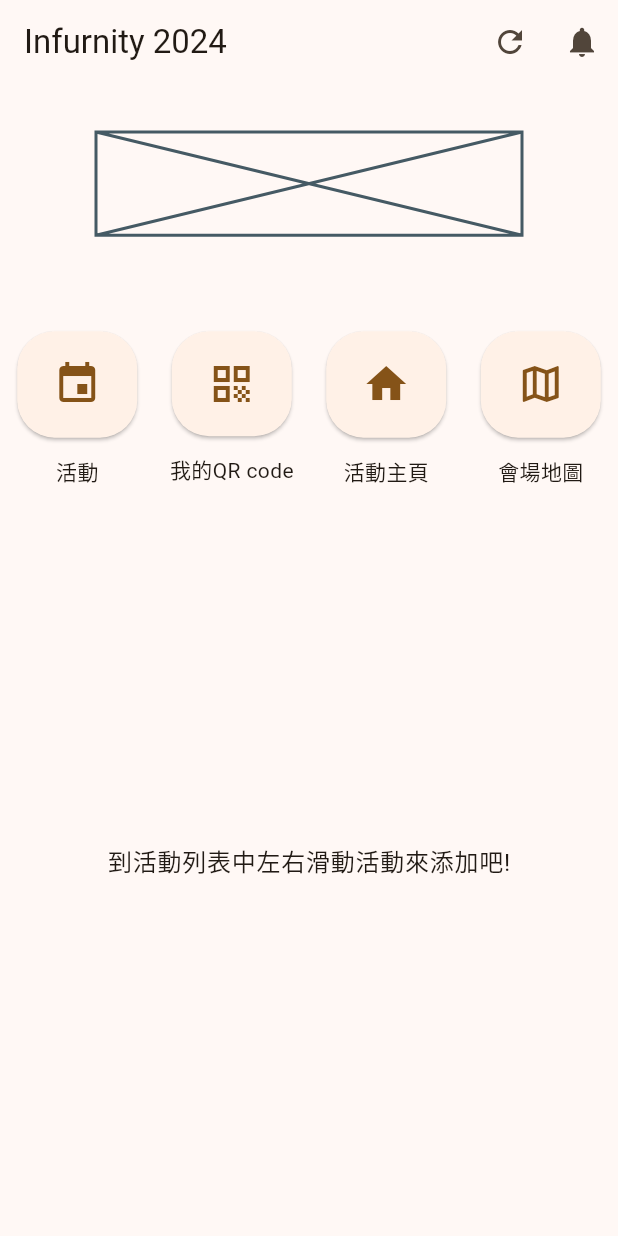
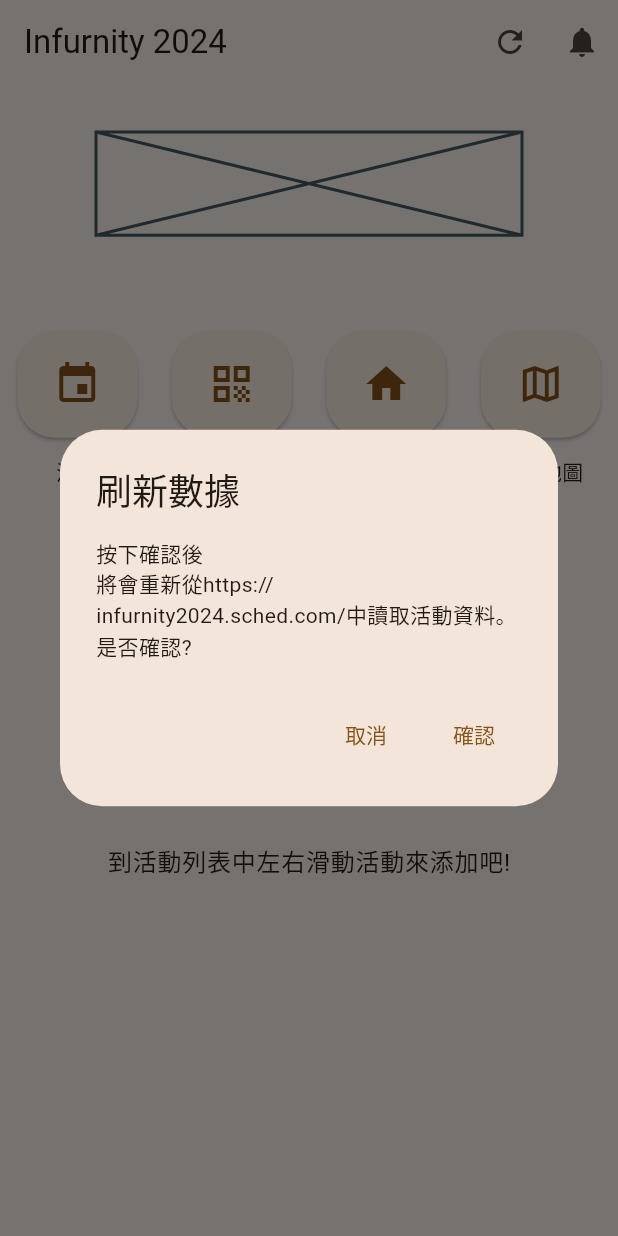
Before and after one commit to RenYouchen/fur_pass, a Flutter app: the screen it shows after launch, after a tap on the "refresh" icon, on a phone screen of 412 x 824 dp. Run offline on Flutter 3.47's test engine with Material 3 defaults, Android fonts, the phone set to English and light mode, and no system bars; our stand-ins replace flutter_svg, shared_preferences.

Commit message:
TODO Logo, Setting and about, Show dialog when click the refresh Btn
Done
Dim event after it end.

Fix some bug.

```diff
--- a/lib/Screens/MainPage.dart
+++ b/lib/Screens/MainPage.dart
@@ -32,7 +32,25 @@ AppBar _appBar(context) => AppBar(
       title: const Text("Infurnity 2024"),
       actions: [
         IconButton(
-            onPressed: () => Global.fetchData(), //TODO add dialog
+            onPressed: () {
+              showDialog(context: context, builder: (context) {
+                return AlertDialog(
+                  title: Text('刷新數據'),
+                  content: Text("按下確認後\n將會重新從${target}中讀取活動資料。 是否確認?"),
+                  actions: [
+                    TextButton(onPressed: (){
+                      Navigator.pop(context);
+                    }, child: const Text('取消')),
+                    TextButton(onPressed: () async{
+                      Global.fetchData();
+                      ScaffoldMessenger.of(context).showSnackBar(const SnackBar(content: Text('正在刷新資料')));
+                      Navigator.pop(context);
+                    }, child: const Text('確認')),
+                  ],
+                );
+              });
+            },
+            // onPressed: () => Global.fetchData(), //TODO add dialog
             // onPressed: () => Global.checkEventStatus(),
             icon: const Icon(Icons.refresh)),
         IconButton(
@@ -71,7 +89,8 @@ AppBar _appBar(context) => AppBar(
 
 Column _body(context, setstate) {
   List<EventData> listData = [];
-  var time = DateTime(2024, 10, 25, 23);
+  // var time = DateTime(2024, 10, 25, 23);
+  var time = DateTime.now();
   if (Global.localCache.isNotEmpty) {
     List jsonData = jsonDecode(Global.localCache);
     var parseData =
```
